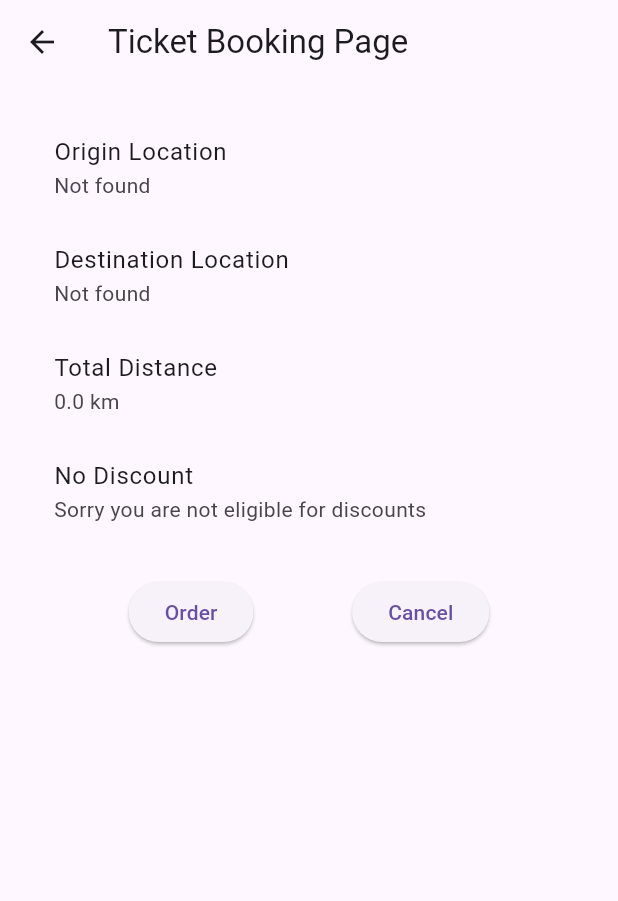
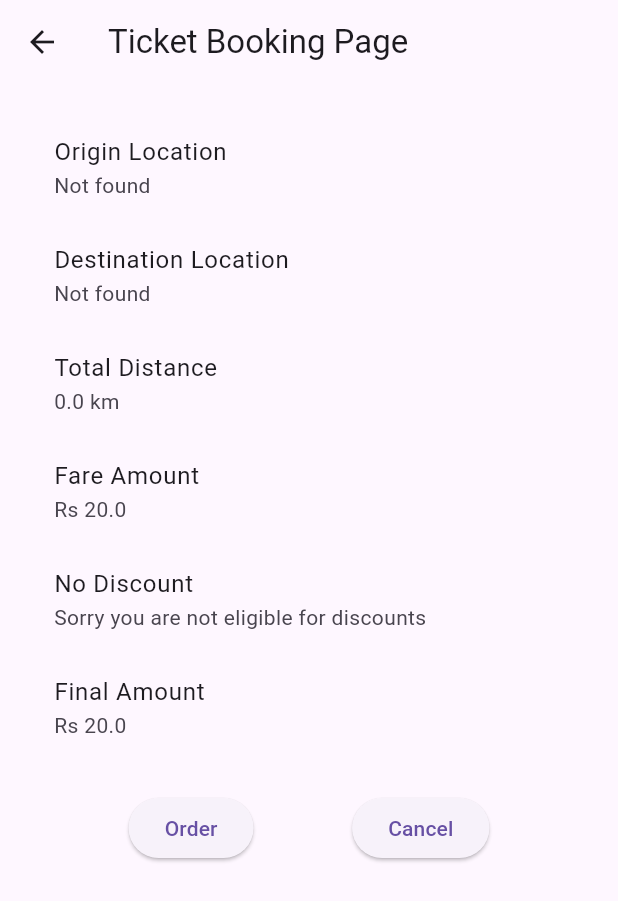
Before and after one commit to shyalfox/Saral_Yatayat, a Flutter app: the TicketBookingPage screen opened directly with empty values, after a tap on "Order", on a phone screen of 412 x 824 dp. Shown: the top 901 px of the screen. Run offline on Flutter 3.47's test engine with Material 3 defaults, Android fonts, the light colour scheme and no system bars; our stand-ins replace cloud_firestore, firebase_auth, firebase_core, smooth_page_indicator; accounts and stored records are empty.

Commit message:
added calcualtion of  fare to bill Generator

```diff
--- a/lib/bill/bill_print.dart
+++ b/lib/bill/bill_print.dart
@@ -23,6 +23,8 @@ class TicketBookingPageState extends State<TicketBookingPage> {
   late String destinationLocation;
   late double distance;
   double discount = 0.0;
+  double fare = 0;
+  double finalFare = 0;
   String discountEligibility = '';
 
   String userGender = '';
@@ -30,23 +32,58 @@ class TicketBookingPageState extends State<TicketBookingPage> {
   String isUserStudent = '';
   String userId = '';
   late Map<String, dynamic> savedData;
-  Future<void> discountCalculator() async {
-    setState(() {
-      if (isUserStudent == 'Yes' && userDisabilityStatus == 'Yes') {
-        discount = 15;
-        discountEligibility =
-            'You are eligible for Student & Disability Discount';
-      } else if (isUserStudent == 'Yes' && userDisabilityStatus == 'No') {
-        discount = 10;
-        discountEligibility = 'You are eligible for student discount';
-      } else if (isUserStudent == 'No' && userDisabilityStatus == 'Yes') {
-        discount = 10;
-        discountEligibility = 'You are eligible for disability discount';
-      } else {
-        discount = 0;
-        discountEligibility = 'Sorry you are not eligible for discounts';
+  Future<void> saveOrderDetails() async {
+    try {
+      // Generate a new order ID
+      String orderId = FirebaseFirestore.instance.collection('orders').doc().id;
+
+      // Check if the 'orders' collection exists, if not, create it
+      CollectionReference ordersCollection =
+          FirebaseFirestore.instance.collection('orders');
+
+      // Save order details
+      await ordersCollection.doc(orderId).set({
+        'orderId': orderId,
+        'userId': userId,
+        'originLocation': originLocation,
+        'destinationLocation': destinationLocation,
+        'distance': distance,
+        'discount': discount,
+        'discountEligibility': discountEligibility,
+        // Add more fields as needed
+      });
+
+      // Show a success message or perform any other actions after saving the order
+    } catch (error) {
+      // Handle errors
+      if (kDebugMode) {
+        print('Failed to save order: $error');
       }
-    });
+    }
+  }
+
+  void fareCalculator() {
+    if (isUserStudent == "Yes" || userDisabilityStatus == "Yes") {
+      discount = 10;
+    }
+    if (isUserStudent == "Yes" || userDisabilityStatus == "Yes") {
+      discount = 10;
+    }
+
+    if (distance <= 5) {
+      fare = 20;
+    } else if (distance > 5 && distance < 10) {
+      fare = 25;
+    } else if (distance > 10 && distance < 15) {
+      fare = 30;
+    } else {
+      fare = 35;
+    }
+    finalFare = fare - ((discount * fare) / 100);
+    if (kDebugMode) {
+      print(fare);
+      print(discount);
+    }
   }
 
   Future<void> getData() async {
@@ -120,12 +157,17 @@ class TicketBookingPageState extends State<TicketBookingPage> {
 
   @override
   void initState() {
+    super.initState();
     distance = widget.distance;
     getCurrentUser();
     getData();
+    getData().then((_) {
+      // Call fareCalculator after getData is completed
+      fareCalculator();
+      // Call setState to update the UI with the calculated fare
+    });
     originLocation = findLocationTitle(widget.originLocation);
     destinationLocation = findLocationTitle(widget.destinationLocation);
-    super.initState();
   }
 
   @override
@@ -151,6 +193,10 @@ class TicketBookingPageState extends State<TicketBookingPage> {
               title: const Text('Total Distance'),
               subtitle: Text('$distance km'),
             ),
+            ListTile(
+              title: const Text('Fare Amount'),
+              subtitle: Text('Rs $fare'),
+            ),
             isUserStudent == 'Yes' && userDisabilityStatus == 'Yes'
                 ? const ListTile(
                     title: Text('15% Discount'),
@@ -173,14 +219,16 @@ class TicketBookingPageState extends State<TicketBookingPage> {
                             subtitle: Text(
                                 'Sorry you are not eligible for discounts'),
                           ),
+            ListTile(
+              title: const Text('Final Amount'),
+              subtitle: Text('Rs $finalFare'),
+            ),
             const SizedBox(height: 20.0),
             Row(
               mainAxisAlignment: MainAxisAlignment.spaceEvenly,
               children: [
                 ElevatedButton(
-                  onPressed: () {
-                    // Perform order action
-                  },
+                  onPressed: () {},
                   child: const Text('Order'),
                 ),
                 ElevatedButton(
```
